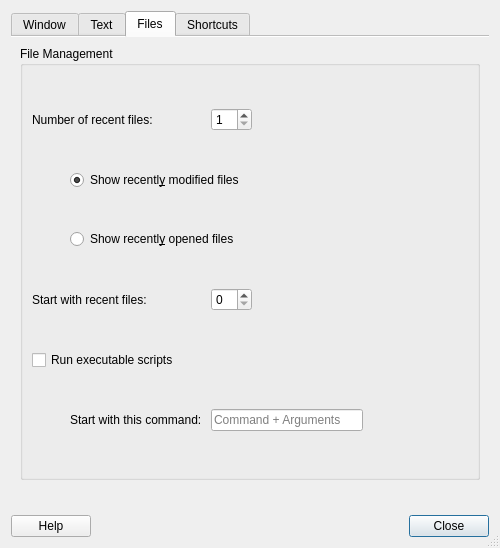
Before: the Qt Designer form featherpad/predDialog.ui in vecnathewhisperd0/FeatherPad, drawn with Qt 5.
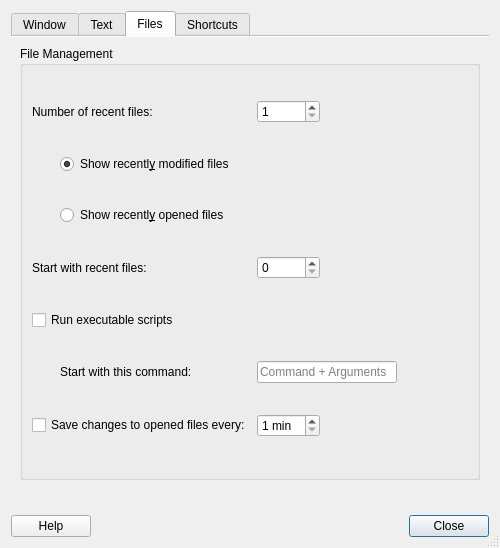
After: the same form once the commit is applied. The open tabs and pages were chosen to show the change. Icons and pictures are not drawn.

```diff
--- a/featherpad/predDialog.ui
+++ b/featherpad/predDialog.ui
@@ -515,7 +515,7 @@
          <property name="title">
           <string>File Management</string>
          </property>
-         <layout class="QGridLayout" name="gridLayout_7">
+         <layout class="QGridLayout" name="gridLayout_7" columnminimumwidth="1,0,0,0,0">
           <item row="0" column="0" colspan="2">
            <widget class="QLabel" name="recentLabel">
             <property name="toolTip">
@@ -628,7 +628,7 @@
             </property>
             <property name="sizeHint" stdset="0">
              <size>
-              <width>32</width>
+              <width>22</width>
               <height>5</height>
              </size>
             </property>
@@ -688,6 +688,32 @@
             </property>
            </spacer>
           </item>
+          <item row="6" column="0" colspan="2">
+           <widget class="QCheckBox" name="autoSaveBox">
+            <property name="toolTip">
+             <string>Only for files that exist and can be saved.</string>
+            </property>
+            <property name="text">
+             <string>Save changes to opened files every:</string>
+            </property>
+           </widget>
+          </item>
+          <item row="6" column="2">
+           <widget class="QSpinBox" name="autoSaveSpin">
+            <property name="toolTip">
+             <string>Only for files that exist and can be saved.</string>
+            </property>
+            <property name="suffix">
+             <string> min</string>
+            </property>
+            <property name="minimum">
+             <number>1</number>
+            </property>
+            <property name="maximum">
+             <number>60</number>
+            </property>
+           </widget>
+          </item>
          </layout>
         </widget>
        </item>
```
Left out of the diff: 8 changed lines with no effect on the pictures.
